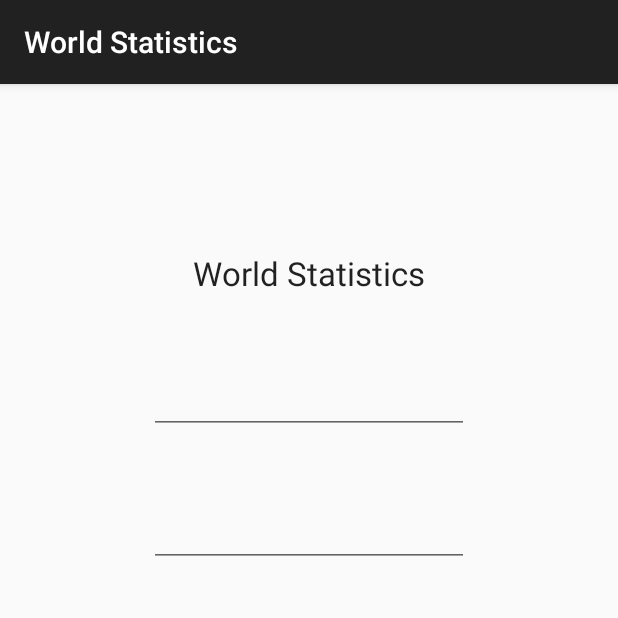
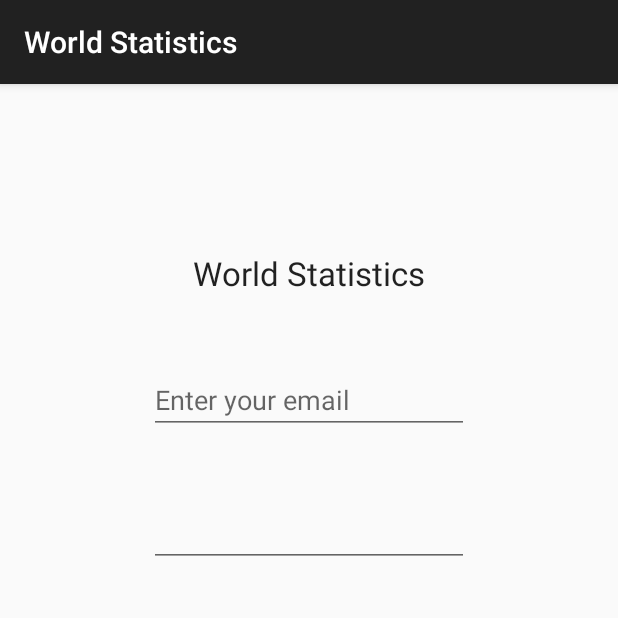
Before and after one commit to leebui99/Database, an Android app: the fragment LoginRegisterFragment shown on its own in the app's theme, on a phone screen of 412 x 824 dp, the top half of it. Run offline under Robolectric (Android 15) with nearby library versions, the phone set to English and light mode, and no system bars.

Commit message:
add hint for email and password

```diff
--- a/app/src/main/res/layout/fragment_login_register.xml
+++ b/app/src/main/res/layout/fragment_login_register.xml
@@ -20,6 +20,7 @@
         android:layout_height="wrap_content"
         android:inputType="textEmailAddress"
         android:ems="10"
+        android:hint="@string/email"
         android:id="@+id/editText"
         android:layout_below="@+id/projectNam"
         android:layout_centerHorizontal="true"
--- a/app/src/main/res/values/strings.xml
+++ b/app/src/main/res/values/strings.xml
@@ -6,4 +6,5 @@
 
 <!-- TODO: Remove or change this placeholder text -->
     <string name="projectName">World Statistics</string>
+    <string name="email">Enter your email</string>
 </resources>
```
